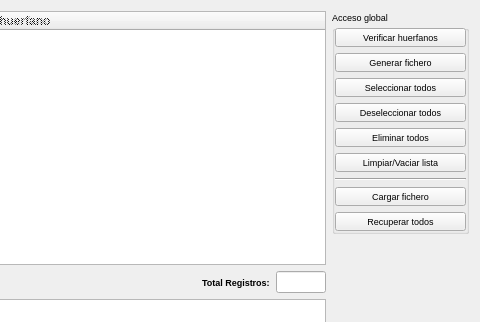
The window that orphans.ui (kapyderi/recoverdrake-v3) describes before a commit, drawn with Qt 5; both pictures show x 230 to 710 and y 0 to 322 of the 710 by 569 pixel window.
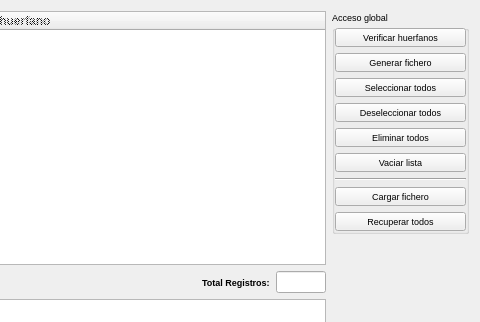
The same window after the commit. Icons and pictures are not drawn.

What changed in the file:
```diff
--- a/orphans.ui
+++ b/orphans.ui
@@ -445,7 +445,7 @@
            <string>Limpia la ventana de registros.</string>
           </property>
           <property name="text">
-           <string>Limpiar/Vaciar lista</string>
+           <string>Vaciar lista</string>
           </property>
           <property name="icon">
            <iconset resource="recoverdrake.qrc">
```
